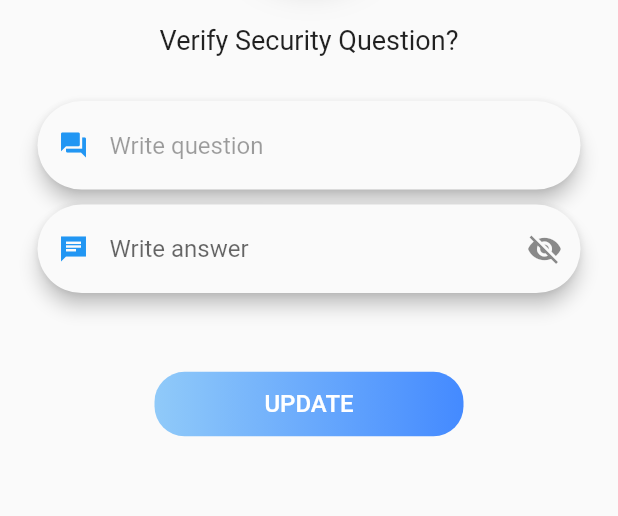
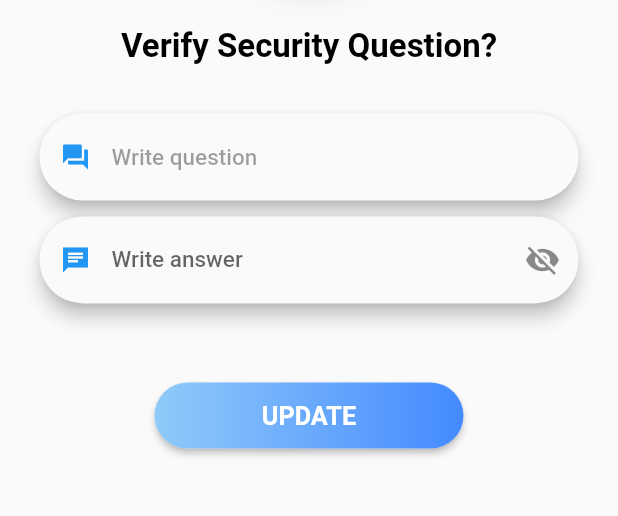
Before and after one commit to Iamsdt/password_manager, a Flutter app: the RecoverMasterPassUI screen opened directly, on a phone screen of 412 x 824 dp, the part 453-969 px from its top. Run offline on Flutter 3.47's test engine with Material 2 defaults, Android fonts, the phone set to English and light mode, and no system bars; our stand-ins replace cloud_firestore, firebase_auth, firebase_core, flutter_credit_card, flutter_dotenv, flutter_slidable and 8 more; missing offline and left inert: encrypt, flutter_fimber, search_page; accounts and stored records are empty; statements that could not run were skipped.

Commit message:
added responsiveness on auth

```diff
--- a/lib/db/store.dart
+++ b/lib/db/store.dart
@@ -195,7 +195,9 @@ class Store {
   Future<String> getMasterPass() async {
     var map = getCollection(DbConstant.MASTERPASS);
     var doc = await map.doc("MasterPass").get();
-    return doc.data()?['password'] ?? "";
+    var data = doc.data();
+    var pass = data?.entries.first;
+    return pass?.value ?? "";
   }
 
   Future<bool> checkMasterPassword() async {
--- a/lib/ui/auth/recover/recover_master_pass.dart
+++ b/lib/ui/auth/recover/recover_master_pass.dart
@@ -3,9 +3,12 @@ import 'package:get/get.dart';
 import 'package:password_manager/controller/auth/security_question_controller.dart';
 import 'package:password_manager/di/config_inject.dart';
 import 'package:password_manager/ui/shared/auth_helper_ui.dart';
+import 'package:password_manager/ui/shared/widgets/app_clip_share.dart';
+import 'package:password_manager/ui/shared/widgets/pass_apbar.dart';
+import 'package:password_manager/ext/ext.dart';
 
 class RecoverMasterPassUI extends StatelessWidget {
-  final RecoverQuestionController controller =
+  late final RecoverQuestionController controller =
       Get.put(getIt<RecoverQuestionController>());
 
   final _formKey = GlobalKey<FormState>();
@@ -16,32 +19,25 @@ class RecoverMasterPassUI extends StatelessWidget {
       body: Container(
         height: Get.height,
         width: Get.width,
-        margin: EdgeInsets.only(bottom: 5),
+        margin: EdgeInsets.only(bottom: 5.h),
         child: SingleChildScrollView(
           child: Column(
             children: <Widget>[
-              AuthHelper.getAppBar(height: Get.height * 0.15),
-              AuthHelper.clipShape(
-                roundIconTop: Get.height * 0.07,
-                firstCliperHight: Get.height * 0.2,
-                secondCliperHeight: Get.height * 0.2,
-              ),
+              const PassAppBar(),
+              const PassClipShare(),
               SizedBox(
-                height: 30,
+                height: 30.h,
               ),
               Container(
-                padding: EdgeInsets.only(left: 20, right: 20),
+                padding: EdgeInsets.only(left: 20.w, right: 20.w),
                 child: Text(
                   "Verify Security Question?",
-                  style: TextStyle(
-                    fontSize: 18,
-                    fontWeight: FontWeight.normal,
-                  ),
+                  style: context.textThemeData.headline5,
                 ),
               ),
               questionForm(),
               SizedBox(
-                height: 50,
+                height: 50.h,
               ),
               AuthHelper.getAuthButton("UPDATE", () {
                 if (_formKey.currentState?.validate() == true) {
@@ -59,16 +55,16 @@ class RecoverMasterPassUI extends StatelessWidget {
   Widget questionForm() {
     return Container(
       margin: EdgeInsets.only(
-        left: 25,
-        right: 25,
-        top: 30,
+        left: 25.w,
+        right: 25.w,
+        top: 30.h,
       ),
       child: Form(
         key: _formKey,
         child: Column(
           children: <Widget>[
             questionTextField(controller.controller1),
-            SizedBox(height: 10),
+            SizedBox(height: 10.h),
             answerTextField(controller.controller2),
           ],
         ),
@@ -98,6 +94,7 @@ class RecoverMasterPassUI extends StatelessWidget {
             borderSide: BorderSide.none,
           ),
         ),
+        style: Get.textTheme.bodyText1,
       ),
     );
   }
@@ -133,6 +130,7 @@ class RecoverMasterPassUI extends StatelessWidget {
             ),
           ),
           obscureText: data.value,
+          style: Get.textTheme.bodyText1,
         ),
       ),
       true.obs,
--- a/lib/ui/shared/auth_helper_ui.dart
+++ b/lib/ui/shared/auth_helper_ui.dart
@@ -7,18 +7,6 @@ import 'package:password_manager/utils/image_const.dart';
 import 'package:password_manager/utils/validate_checker.dart';
 
 class AuthHelper {
-  static Widget getAppBar({height}) {
-    return Container(
-      height: height ?? Get.height * 0.15,
-      width: Get.width,
-      decoration: BoxDecoration(
-        gradient: LinearGradient(
-          colors: [Colors.blue[200]!, Colors.blueAccent],
-        ),
-      ),
-    );
-  }
-
   //cliper
   static Widget clipShape({
     firstCliperHight,
@@ -91,8 +79,8 @@ class AuthHelper {
   }) {
     return Material(
       borderRadius: BorderRadius.circular(30.0),
-      elevation: 5,
-      color: Get.isDarkMode ? Colors.white30 : Colors.white,
+      elevation: 3,
+      color: Get.theme.bottomSheetTheme.backgroundColor,
       child: TextFormField(
         controller: controller,
         cursorColor: Colors.blue[200],
@@ -113,6 +101,7 @@ class AuthHelper {
             borderSide: BorderSide.none,
           ),
         ),
+        style: Get.textTheme.bodyText1,
       ),
     );
   }
@@ -123,8 +112,8 @@ class AuthHelper {
     return ObxValue<RxBool>(
       (data) => Material(
         borderRadius: BorderRadius.circular(30.0),
-        elevation: 5,
-        color: Get.isDarkMode ? Colors.white30 : Colors.white,
+        elevation: 3,
+        color: Get.theme.bottomSheetTheme.backgroundColor,
         child: TextFormField(
           controller: editingController,
           cursorColor: Colors.blue[200],
@@ -157,6 +146,7 @@ class AuthHelper {
             ),
           ),
           obscureText: data.value,
+          style: Get.textTheme.bodyText1,
         ),
       ),
       true.obs,
@@ -168,28 +158,32 @@ class AuthHelper {
     String text,
     void onPresed(),
   ) {
-    return MaterialButton(
-      elevation: 4.0,
-      shape: RoundedRectangleBorder(borderRadius: BorderRadius.circular(30.0)),
-      onPressed: () {
+    return Material(
+      elevation: 2,
+      borderRadius: BorderRadius.circular(30),
+      child: InkWell(
+        onTap: () {
           onPresed();
         },
-      textColor: Colors.white,
-      padding: EdgeInsets.all(0.0),
         child: Container(
           alignment: Alignment.center,
-        width: Get.width * 0.5,
           decoration: BoxDecoration(
-          borderRadius: BorderRadius.all(Radius.circular(20.0)),
+            borderRadius: BorderRadius.all(Radius.circular(30.0)),
             gradient: LinearGradient(
-            colors: <Color>[Colors.blue[200]!, Colors.blueAccent],
+              colors: <Color>[
+                Colors.blue[200]!,
+                Colors.blueAccent,
+              ],
             ),
           ),
+          width: Get.width * 0.5,
           padding: const EdgeInsets.all(12.0),
           child: Text(
             text,
             style: TextStyle(
-            fontSize: 16,
+              fontSize: 16.fontSize,
+              fontWeight: FontWeight.bold,
+            ),
           ),
         ),
       ),
@@ -200,20 +194,15 @@ class AuthHelper {
   static Widget infoLabelText(String text) {
     return Container(
       margin: EdgeInsets.only(top: 10),
-      //todo remove row
-      child: Row(
-        mainAxisAlignment: MainAxisAlignment.center,
-        children: <Widget>[
-          Text(
+      child: Text(
         text,
-            style: TextStyle(fontWeight: FontWeight.w400, fontSize: 16),
-          ),
-        ],
+        style: Get.textTheme.bodyText1,
       ),
     );
   }
 
   //social buttons
+  // todo update icons
   static Widget socialIconsButtons(
     void googleClick(),
     void facebookClick(),
@@ -251,16 +240,16 @@ class AuthHelper {
     void onPresed(),
   ) {
     return Container(
-      margin: EdgeInsets.only(top: 20.0),
+      margin: EdgeInsets.only(top: 20.0.h),
       child: Row(
         mainAxisAlignment: MainAxisAlignment.center,
         children: <Widget>[
           Text(
             hintLabel,
-            style: TextStyle(fontWeight: FontWeight.w400),
+            style: Get.theme.textTheme.bodyText1,
           ),
           SizedBox(
-            width: 5,
+            width: 5.w,
           ),
           GestureDetector(
             onTap: () {
@@ -269,9 +258,9 @@ class AuthHelper {
             child: Text(
               linkLabel,
               style: TextStyle(
-                fontWeight: FontWeight.w800,
+                fontWeight: FontWeight.bold,
                 color: Colors.blue[200],
-                fontSize: 19,
+                fontSize: 20.fontSize,
               ),
             ),
           )
--- /dev/null
+++ b/lib/ui/shared/widgets/app_clip_share.dart
@@ -0,0 +1,77 @@
+import 'package:flutter/material.dart';
+import 'package:flutter_svg/svg.dart';
+import 'package:password_manager/ui/shared/custom_shape.dart';
+import 'package:password_manager/ext/ext.dart';
+import 'package:password_manager/utils/image_const.dart';
+
+class PassClipShare extends StatelessWidget {
+  final double? firstCliperHight;
+  final double? secondCliperHeight;
+  final double? roundIconTop;
+
+  const PassClipShare(
+      {this.firstCliperHight,
+      this.secondCliperHeight,
+      this.roundIconTop,
+      Key? key})
+      : super(key: key);
+
+  @override
+  Widget build(BuildContext context) {
+    return Stack(
+      children: <Widget>[
+        ClipPath(
+          clipper: FirstCliper(),
+          child: Container(
+            height: firstCliperHight ?? context.heightPx * 0.2,
+            decoration: BoxDecoration(
+              gradient: LinearGradient(
+                colors: [Colors.blue[200]!, Colors.blueAccent],
+              ),
+            ),
+          ),
+        ),
+        Opacity(
+          opacity: 0.4,
+          child: ClipPath(
+            clipper: SecondCliper(),
+            child: Container(
+              height: secondCliperHeight ?? context.heightPx * 0.2,
+              decoration: BoxDecoration(
+                gradient: LinearGradient(
+                  colors: [Colors.blue[200]!, Colors.blueAccent],
+                ),
+              ),
+            ),
+          ),
+        ),
+        Positioned(
+          top: roundIconTop ?? context.heightPx * 0.07,
+          left: 0,
+          right: 0,
+          child: Container(
+            height: context.heightPx * 0.12,
+            alignment: Alignment.center,
+            decoration: BoxDecoration(
+              boxShadow: [
+                BoxShadow(
+                  spreadRadius: 0.0,
+                  color: Colors.black26,
+                  offset: Offset(1.0, 10.0),
+                  blurRadius: 20.0,
+                ),
+              ],
+              color: Colors.white,
+              shape: BoxShape.circle,
+            ),
+            child: SvgPicture.asset(
+              ImageConst.PASSWORD_ICON,
+              width: 50,
+              height: 60,
+            ),
+          ),
+        ),
+      ],
+    );
+  }
+}
--- /dev/null
+++ b/lib/ui/shared/widgets/pass_apbar.dart
@@ -0,0 +1,24 @@
+import 'package:flutter/material.dart';
+import 'package:password_manager/ext/ext.dart';
+
+// this will take 0.15 percent of the total height
+class PassAppBar extends StatelessWidget {
+  final double? height;
+  const PassAppBar({this.height, Key? key}) : super(key: key);
+
+  @override
+  Widget build(BuildContext context) {
+    return Container(
+      height: height ?? context.heightPx * 0.15,
+      width: context.widthPx,
+      decoration: BoxDecoration(
+        gradient: LinearGradient(
+          colors: [
+            Colors.blue[200]!,
+            Colors.blueAccent,
+          ],
+        ),
+      ),
+    );
+  }
+}
--- a/lib/utils/theme/themes.dart
+++ b/lib/utils/theme/themes.dart
@@ -1,4 +1,5 @@
 import 'package:flutter/material.dart';
+import 'package:password_manager/ext/ext.dart';
 
 class Themes {
   //light theme
@@ -12,6 +13,27 @@ class Themes {
       backgroundColor: Colors.white,
     ),
     splashColor: Colors.white,
+    textTheme: TextTheme(
+      headline4: TextStyle(
+        fontSize: 25,
+        color: Colors.black,
+        fontWeight: FontWeight.bold,
+      ),
+      headline5: TextStyle(
+        fontSize: 22,
+        color: Colors.black,
+        fontWeight: FontWeight.bold,
+      ),
+      headline6: TextStyle(
+        fontSize: 18,
+        color: Colors.black,
+        fontWeight: FontWeight.bold,
+      ),
+      bodyText1: TextStyle(
+        fontSize: AppConfig.dimen.defaultFontSize,
+        color: Colors.black,
+      ),
+    ),
   );
 
   //dark theme
@@ -25,5 +47,26 @@ class Themes {
       backgroundColor: Colors.grey[900],
     ),
     splashColor: Colors.grey[900],
+    textTheme: TextTheme(
+      headline4: TextStyle(
+        fontSize: 25,
+        color: Colors.white,
+        fontWeight: FontWeight.bold,
+      ),
+      headline5: TextStyle(
+        fontSize: 22,
+        color: Colors.white,
+        fontWeight: FontWeight.bold,
+      ),
+      headline6: TextStyle(
+        fontSize: 18,
+        color: Colors.white,
+        fontWeight: FontWeight.bold,
+      ),
+      bodyText1: TextStyle(
+        fontSize: AppConfig.dimen.defaultFontSize,
+        color: Colors.white,
+      ),
+    ),
   );
 }
```
Also changed, not shown: lib/ui/auth/check_master_password.dart (+25 -22 lines), lib/ui/auth/login_ui_page.dart (+26 -25 lines), lib/ui/auth/master_pass_ui.dart (+4 -6 lines), lib/ui/auth/recover/recover_password.dart (+11 -17 lines), lib/ui/auth/security_question.dart (+4 -6 lines), lib/ui/auth/signup_page.dart (+18 -16 lines), lib/ui/auth/verify_otp.dart (+4 -6 lines), lib/ui/recover/change_master_pass.dart (+4 -6 lines), lib/ui/recover/change_security_question.dart (+4 -6 lines), lib/ui/shared/snack_bar_helper.dart (+12 -15 lines), lib/ui/splash.dart (+5 -8 lines). Lines whose indentation alone changed are shown as unchanged.
